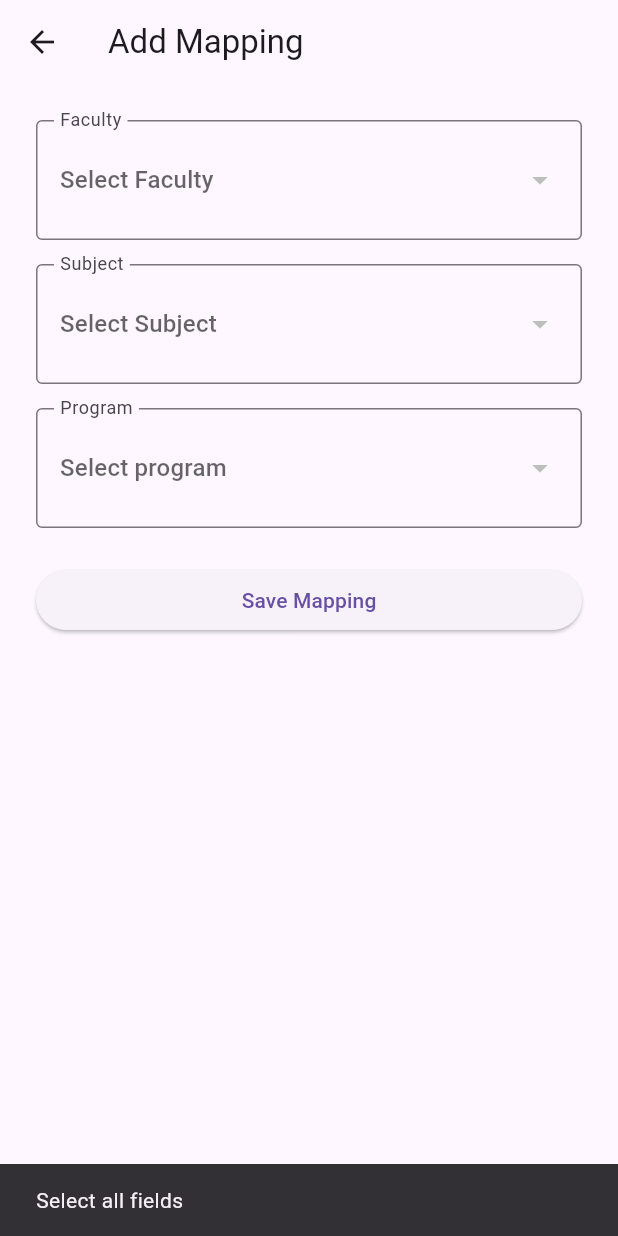
After one commit to Shiven0204/Timetable_Scheduler, a Flutter app: the AddMappingScreen screen opened by its route, after a tap on "Save Mapping", on a phone screen of 412 x 824 dp. The commit adds this screen. Run offline on Flutter 3.47's test engine with Material 3 defaults, Android fonts, the phone set to English and light mode, and no system bars; our stand-ins replace cloud_firestore, firebase_core; accounts and stored records are empty.

Commit message:
Add mapping functionality

```diff
--- a/lib/main.dart
+++ b/lib/main.dart
@@ -11,6 +11,7 @@ import 'package:timetable_scheduler/screens/admin/add_subject_screen.dart';
 import 'package:timetable_scheduler/screens/admin/dashboard_screen.dart';
 import 'package:timetable_scheduler/screens/admin/timetable_config_screen.dart';
 import 'package:timetable_scheduler/screens/auth/login_screen.dart';
+import 'package:timetable_scheduler/screens/admin/add_mapping_screen.dart';
 
 void main() async {
   WidgetsFlutterBinding.ensureInitialized();
@@ -39,6 +40,7 @@ class MyApp extends StatelessWidget {
         AppRoutes.addFaculty: (context) => const AddFacultyScreen(),
         AppRoutes.addSubject: (context) => const AddSubjectScreen(),
         AppRoutes.addRoom: (context) => const AddRoomScreen(),
+        AppRoutes.addMapping: (context) => const AddMappingScreen(),
       },
     );
   }
--- a/lib/routes/app_routes.dart
+++ b/lib/routes/app_routes.dart
@@ -7,4 +7,5 @@ class AppRoutes {
   static const addFaculty = '/add_faculty';
   static const addSubject = '/add_subject';
   static const addRoom = '/add_room';
+  static const addMapping = '/add-mapping';
 }
--- /dev/null
+++ b/lib/screens/admin/add_mapping_screen.dart
@@ -0,0 +1,196 @@
+import 'package:flutter/material.dart';
+import 'package:cloud_firestore/cloud_firestore.dart';
+import 'package:timetable_scheduler/services/database_service.dart';
+
+class AddMappingScreen extends StatefulWidget {
+  const AddMappingScreen({super.key});
+
+  @override
+  State<AddMappingScreen> createState() => _AddMappingScreenState();
+}
+
+class _AddMappingScreenState extends State<AddMappingScreen> {
+
+  final DatabaseService _dbService = DatabaseService();
+
+  String? _selectedFacultyId;
+  String? _selectedSubjectId;
+  String? _selectedProgramId;
+
+  List<Map<String, dynamic>> _faculties = [];
+  List<Map<String, dynamic>> _subjects = [];
+  List<Map<String, dynamic>> _programs = [];
+
+  @override
+  void initState() {
+    super.initState();
+    _loadAllData();
+  }
+
+  Future<void> _loadAllData() async {
+    final facultySnap =
+        await FirebaseFirestore.instance.collection('faculty').get();
+
+    final subjectSnap =
+        await FirebaseFirestore.instance.collection('subjects').get();
+
+    final programSnap =
+        await FirebaseFirestore.instance.collection('programs').get();
+
+    setState(() {
+      _faculties = facultySnap.docs.map((doc) {
+        return {
+          'id': doc.id,
+          'name': doc['faculty_name'],
+        };
+      }).toList();
+
+      _subjects = subjectSnap.docs.map((doc) {
+        return {
+          'id': doc.id,
+          'name': doc['subject_name'],
+        };
+      }).toList();
+
+      _programs = programSnap.docs.map((doc) {
+        return {
+          'id': doc.id,
+          'program_name': doc['program_name'],
+          'branch_name': doc['branch_name'],
+        };
+      }).toList();
+    });
+  }
+
+  void _onSave() async {
+    if (_selectedFacultyId == null ||
+        _selectedSubjectId == null ||
+        _selectedProgramId == null) {
+      ScaffoldMessenger.of(context).showSnackBar(
+        const SnackBar(content: Text('Select all fields')),
+      );
+      return;
+    }
+
+    try {
+      await _dbService.saveMapping(
+        facultyId: _selectedFacultyId!,
+        subjectId: _selectedSubjectId!,
+        programId: _selectedProgramId!,
+      );
+
+      ScaffoldMessenger.of(context).showSnackBar(
+        const SnackBar(content: Text('Mapping saved')),
+      );
+
+      setState(() {
+        _selectedFacultyId = null;
+        _selectedSubjectId = null;
+        _selectedProgramId = null;
+      });
+
+    } catch (e) {
+      ScaffoldMessenger.of(context).showSnackBar(
+        SnackBar(content: Text('Error: $e')),
+      );
+    }
+  }
+
+  InputDecoration _decoration(String label) {
+    return InputDecoration(
+      labelText: label,
+      border: const OutlineInputBorder(),
+    );
+  }
+
+  Widget _buildDropdown({
+    required String label,
+    required String? value,
+    required List<Map<String, dynamic>> items,
+    required String displayKey,
+    required Function(String?) onChanged,
+  }) {
+    return InputDecorator(
+      decoration: _decoration(label),
+      child: DropdownButtonHideUnderline(
+        child: DropdownButton<String>(
+          isExpanded: true,
+          value: value,
+          hint: Text('Select $label'),
+          items: items.map<DropdownMenuItem<String>>((item) {
+            return DropdownMenuItem<String>(
+              value: item['id'],
+              child: Text(item[displayKey]),
+            );
+          }).toList(),
+          onChanged: onChanged,
+        ),
+      ),
+    );
+  }
+
+  @override
+  Widget build(BuildContext context) {
+    return Scaffold(
+      appBar: AppBar(title: const Text('Add Mapping')),
+      body: Padding(
+        padding: const EdgeInsets.all(24),
+        child: Column(
+          children: [
+
+            _buildDropdown(
+              label: 'Faculty',
+              value: _selectedFacultyId,
+              items: _faculties,
+              displayKey: 'name',
+              onChanged: (val) => setState(() => _selectedFacultyId = val),
+            ),
+
+            const SizedBox(height: 16),
+
+            _buildDropdown(
+              label: 'Subject',
+              value: _selectedSubjectId,
+              items: _subjects,
+              displayKey: 'name',
+              onChanged: (val) => setState(() => _selectedSubjectId = val),
+            ),
+
+            const SizedBox(height: 16),
+
+            InputDecorator(
+              decoration: _decoration('Program'),
+              child: DropdownButtonHideUnderline(
+                child: DropdownButton<String>(
+                  isExpanded: true,
+                  value: _selectedProgramId,
+                  hint: const Text('Select program'),
+                  items: _programs.map<DropdownMenuItem<String>>((p) {
+                    return DropdownMenuItem<String>(
+                      value: p['id'],
+                      child: Text(
+                        "${p['program_name']} - ${p['branch_name']}"
+                      ),
+                    );
+                  }).toList(),
+                  onChanged: (val) =>
+                      setState(() => _selectedProgramId = val),
+                ),
+              ),
+            ),
+
+            const SizedBox(height: 24),
+
+            SizedBox(
+              width: double.infinity,
+              child: ElevatedButton(
+                onPressed: _onSave,
+                child: const Text('Save Mapping'),
+              ),
+            ),
+          ],
+        ),
+      ),
+    );
+  }
+}
--- a/lib/services/database_service.dart
+++ b/lib/services/database_service.dart
@@ -108,4 +108,27 @@ class DatabaseService {
       rethrow;
     }
   }
+
+  //Mapping Collection Reference
+
+  Future<void> saveMapping({
+  required String facultyId,
+  required String subjectId,
+  required String programId,
+}) async {
+  try {
+    await _db.collection('Mappings').add({
+      'faculty_id': facultyId,
+      'subject_id': subjectId,
+      'program_id': programId,
+      'created_at': FieldValue.serverTimestamp(),
+    });
+
+    print("✅ Mapping saved");
+
+  } catch (e) {
+    print("❌ Error saving mapping: $e");
+    rethrow;
+  }
 }
+}
```
